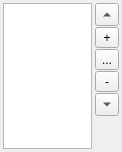
First picture: the form in Modules/Wrappers/QtWidget/src/otbWrapperQtWidgetListEditWidget.ui, repository orfeotoolbox/OTB, before the edit.
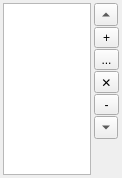
Second picture: the form after the edit.

Commit message: ENH: Added removeAll button to UI.

```diff
--- a/Modules/Wrappers/QtWidget/src/otbWrapperQtWidgetListEditWidget.ui
+++ b/Modules/Wrappers/QtWidget/src/otbWrapperQtWidgetListEditWidget.ui
@@ -7,7 +7,7 @@
     <x>0</x>
     <y>0</y>
     <width>122</width>
-    <height>152</height>
+    <height>178</height>
    </rect>
   </property>
   <property name="windowTitle">
@@ -76,6 +76,22 @@
        </property>
       </widget>
      </item>
+     <item>
+      <widget class="QToolButton" name="removeAllButton">
+       <property name="sizePolicy">
+        <sizepolicy hsizetype="Minimum" vsizetype="Fixed">
+         <horstretch>0</horstretch>
+         <verstretch>0</verstretch>
+        </sizepolicy>
+       </property>
+       <property name="toolTip">
+        <string>Remove all items</string>
+       </property>
+       <property name="text">
+        <string>✕</string>
+       </property>
+      </widget>
+     </item>
      <item>
       <widget class="QToolButton" name="removeButton">
        <property name="sizePolicy">
```
